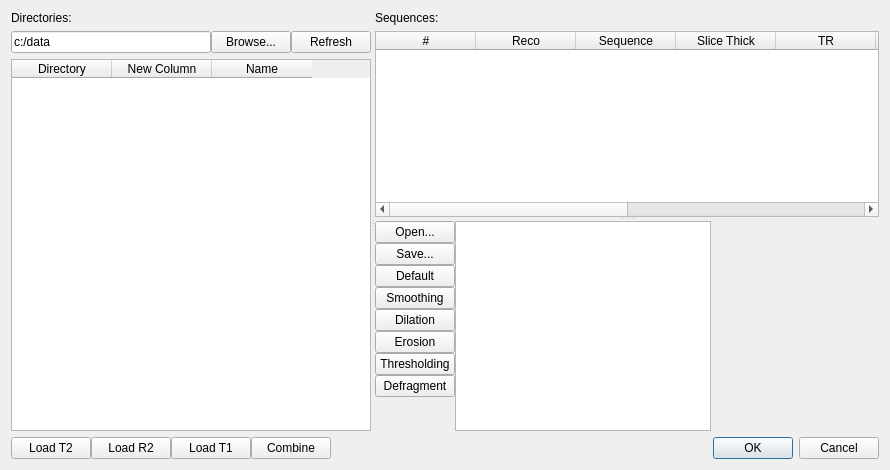
Before: the Qt Designer form filebrowser.ui in frankyeh/imageA, drawn with Qt 5.
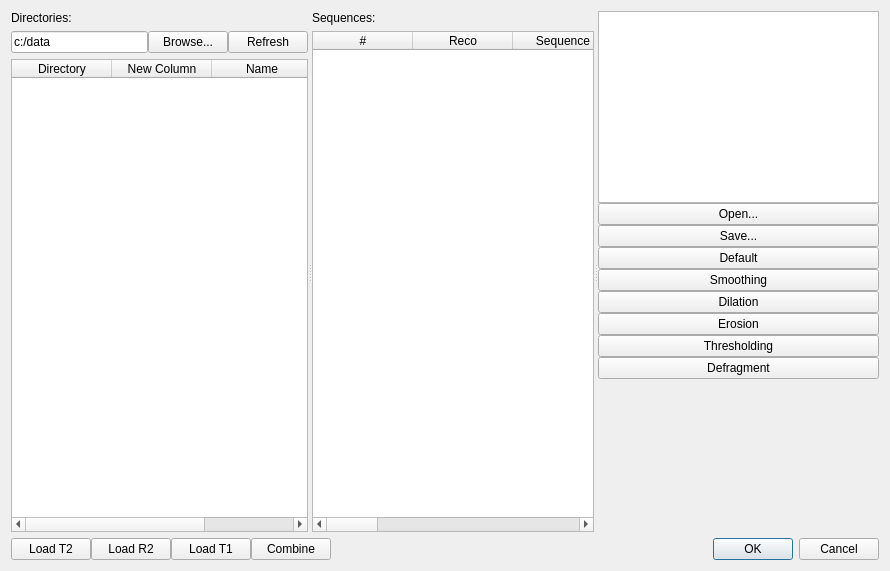
After: the same form once the commit is applied.

What changed in the file:
```diff
--- a/filebrowser.ui
+++ b/filebrowser.ui
@@ -10,7 +10,7 @@
     <x>0</x>
     <y>0</y>
     <width>890</width>
-    <height>470</height>
+    <height>571</height>
    </rect>
   </property>
   <property name="contextMenuPolicy">
@@ -37,7 +37,7 @@
         <property name="orientation">
          <enum>Qt::Horizontal</enum>
         </property>
-        <widget class="QWidget" name="">
+        <widget class="QWidget" name="layoutWidget">
          <layout class="QVBoxLayout" name="verticalLayout">
           <property name="sizeConstraint">
            <enum>QLayout::SetNoConstraint</enum>
@@ -103,6 +103,12 @@
           </item>
           <item>
            <widget class="QTableWidget" name="subject_list">
+            <property name="sizePolicy">
+             <sizepolicy hsizetype="Preferred" vsizetype="Expanding">
+              <horstretch>0</horstretch>
+              <verstretch>0</verstretch>
+             </sizepolicy>
+            </property>
             <property name="alternatingRowColors">
              <bool>true</bool>
             </property>
@@ -135,7 +141,7 @@
          </layout>
         </widget>
         <widget class="QWidget" name="widget_2" native="true">
-         <layout class="QVBoxLayout" name="verticalLayout_5">
+         <layout class="QHBoxLayout" name="horizontalLayout_4">
           <property name="spacing">
            <number>0</number>
           </property>
@@ -145,9 +151,9 @@
           <item>
            <widget class="QSplitter" name="splitter_2">
             <property name="orientation">
-             <enum>Qt::Vertical</enum>
+             <enum>Qt::Horizontal</enum>
             </property>
-            <widget class="QWidget" name="">
+            <widget class="QWidget" name="layoutWidget">
              <layout class="QVBoxLayout" name="verticalLayout_3">
               <property name="sizeConstraint">
                <enum>QLayout::SetNoConstraint</enum>
@@ -240,10 +246,26 @@
              </layout>
             </widget>
             <widget class="QWidget" name="verticalLayoutWidget">
-             <layout class="QHBoxLayout" name="horizontalLayout_6">
+             <layout class="QVBoxLayout" name="verticalLayout_5">
               <property name="spacing">
                <number>0</number>
               </property>
+              <item>
+               <widget class="QGraphicsView" name="graphicsView">
+                <property name="sizePolicy">
+                 <sizepolicy hsizetype="Preferred" vsizetype="Preferred">
+                  <horstretch>0</horstretch>
+                  <verstretch>0</verstretch>
+                 </sizepolicy>
+                </property>
+                <property name="maximumSize">
+                 <size>
+                  <width>16777215</width>
+                  <height>16777215</height>
+                 </size>
+                </property>
+               </widget>
+              </item>
               <item>
                <layout class="QVBoxLayout" name="verticalLayout_4">
                 <property name="spacing">
@@ -320,35 +342,6 @@
                 </item>
                </layout>
               </item>
-              <item>
-               <widget class="QGraphicsView" name="graphicsView">
-                <property name="sizePolicy">
-                 <sizepolicy hsizetype="Minimum" vsizetype="Minimum">
-                  <horstretch>0</horstretch>
-                  <verstretch>0</verstretch>
-                 </sizepolicy>
-                </property>
-                <property name="maximumSize">
-                 <size>
-                  <width>16777215</width>
-                  <height>16777215</height>
-                 </size>
-                </property>
-               </widget>
-              </item>
-              <item>
-               <spacer name="horizontalSpacer">
-                <property name="orientation">
-                 <enum>Qt::Horizontal</enum>
-                </property>
-                <property name="sizeHint" stdset="0">
-                 <size>
-                  <width>40</width>
-                  <height>20</height>
-                 </size>
-                </property>
-               </spacer>
-              </item>
              </layout>
             </widget>
            </widget>
```
Left out of the diff: 4 changed lines with no effect on the pictures.
